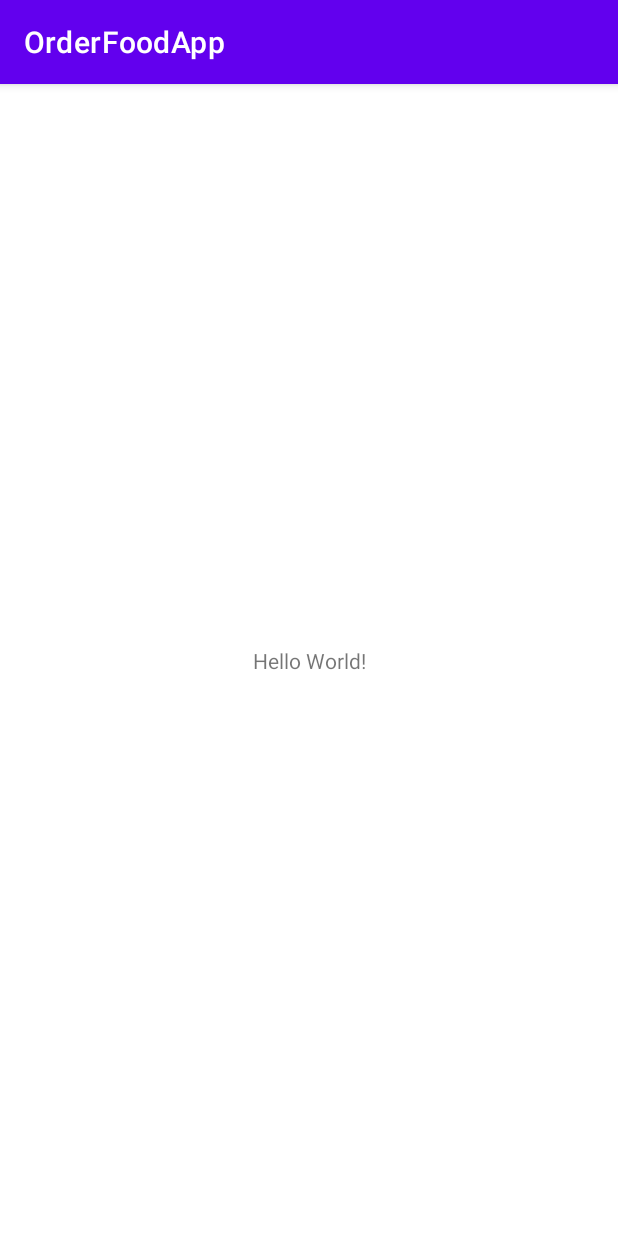
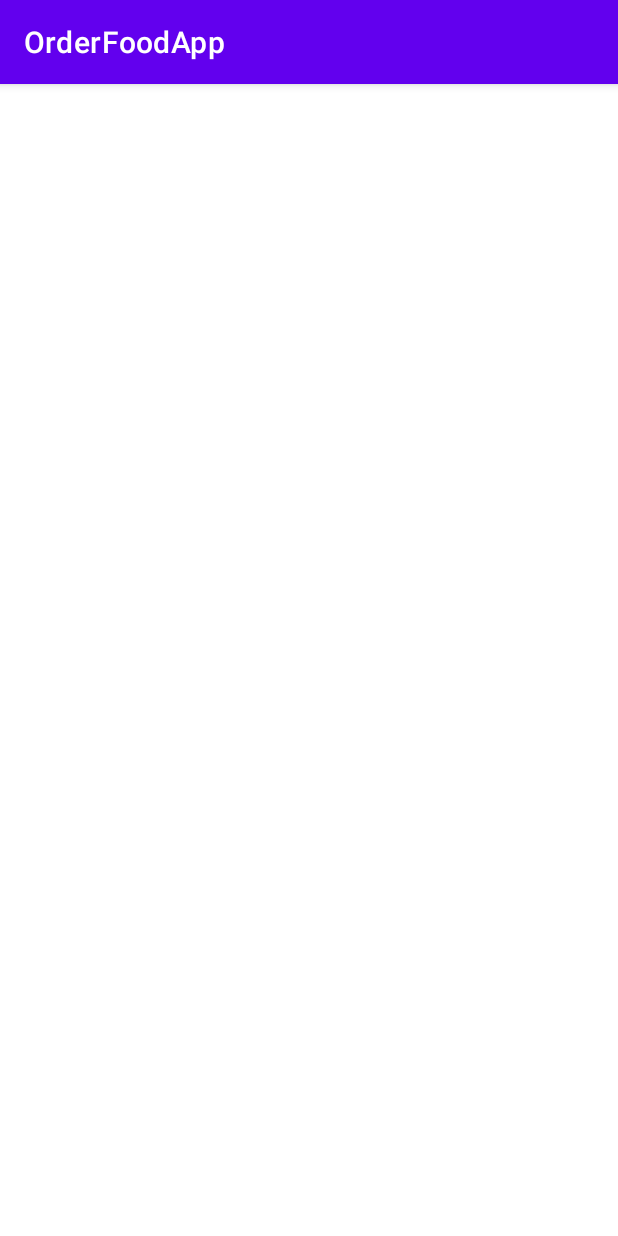
Before and after one commit to huyson201/OrderFoodApp, an Android app: the screen it shows after launch (MainActivity), on a phone screen of 412 x 824 dp. Run offline under Robolectric (Android 15) with nearby library versions, the phone set to English and light mode, and no system bars; our stand-ins replace Firebase (no records; nobody signed in at launch, a user with empty details on screens opened directly).

Commit message:
implement lb

```diff
--- a/app/src/main/res/layout/activity_main.xml
+++ b/app/src/main/res/layout/activity_main.xml
@@ -4,15 +4,4 @@
     xmlns:tools="http://schemas.android.com/tools"
     android:layout_width="match_parent"
     android:layout_height="match_parent"
-    tools:context=".MainActivity">
-
-    <TextView
-        android:layout_width="wrap_content"
-        android:layout_height="wrap_content"
-        android:text="Hello World!"
-        app:layout_constraintBottom_toBottomOf="parent"
-        app:layout_constraintLeft_toLeftOf="parent"
-        app:layout_constraintRight_toRightOf="parent"
-        app:layout_constraintTop_toTopOf="parent" />
-
-</androidx.constraintlayout.widget.ConstraintLayout>
+    tools:context=".MainActivity"/>
--- a/build.gradle
+++ b/build.gradle
@@ -9,6 +9,9 @@ buildscript {
 
         // NOTE: Do not place your application dependencies here; they belong
         // in the individual module build.gradle files
+        // gg services to use firebase
+        classpath 'com.google.gms:google-services:4.3.5'
+
     }
 }
 
```
Also changed, not shown: app/build.gradle (+23 -0 lines), app/src/main/java/com/edu/vn/orderfoodapp/MainActivity.java (+7 -0 lines), 1 other file.
